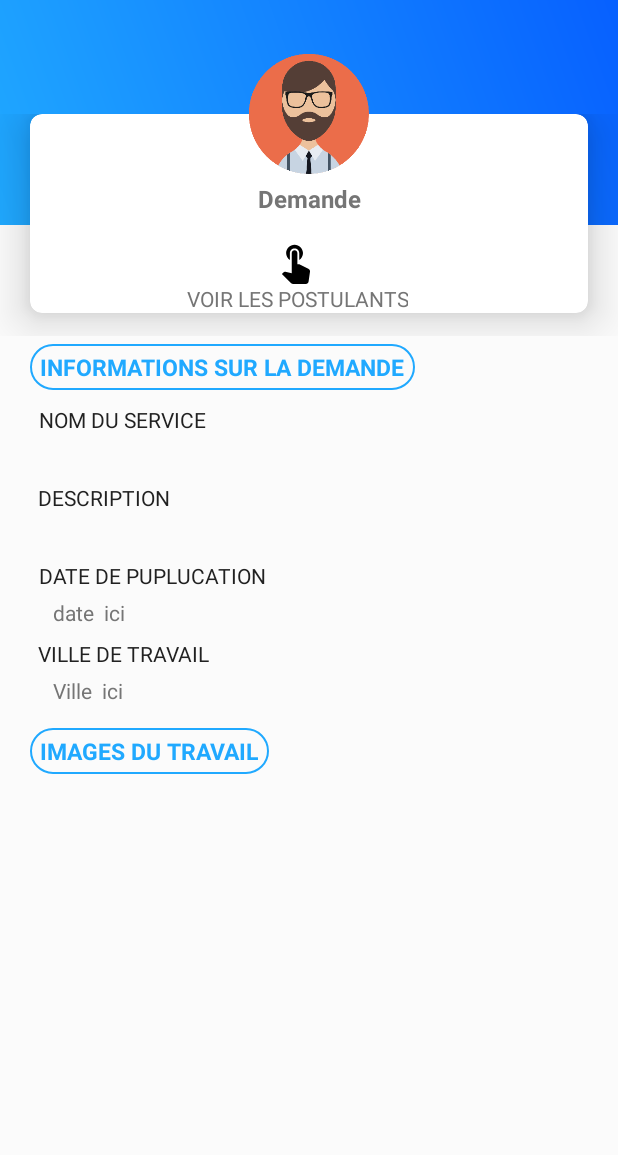
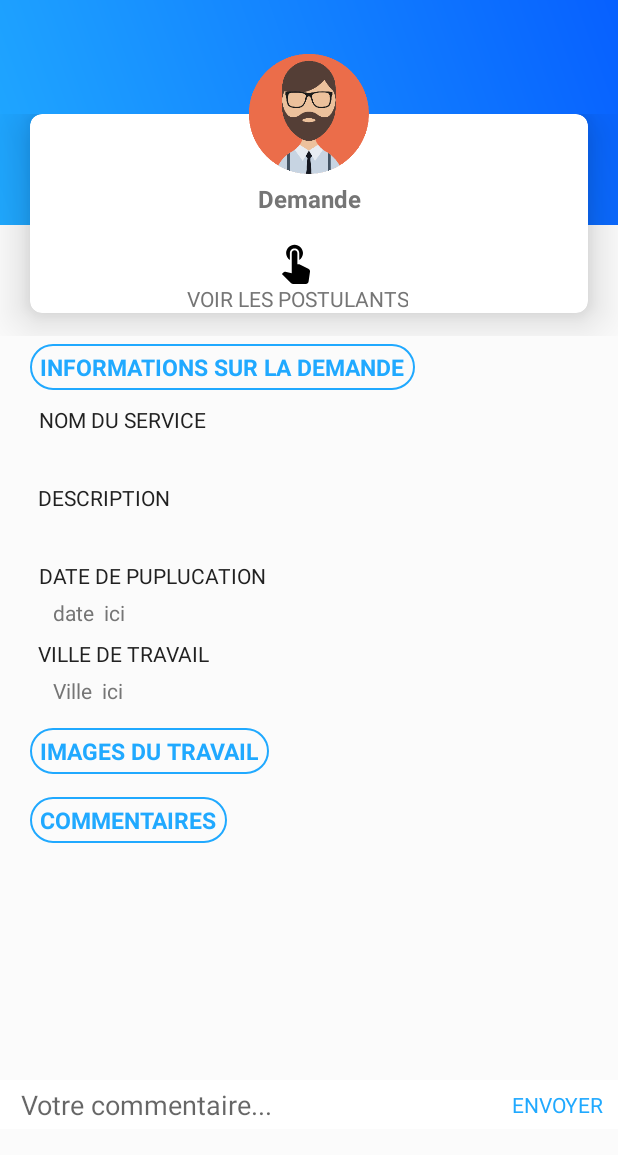
Before and after one commit to MejdaouiSoufiane/ServicesDeMaintenance, an Android app: the DetailDemandeClt screen opened directly, with no data from a screen before it, on a phone screen of 412 x 824 dp. Shown: the top 1155 px of the screen. Run offline under Robolectric (Android 15) with nearby library versions, the phone set to English and light mode, and no system bars; our stand-ins replace Firebase (no records; nobody signed in at launch, a user with empty details on screens opened directly), Picasso; plain views replace RoundedImageView; 1 statement that could not run was skipped.

Commit message:
commentaires coté client

```diff
--- a/app/build.gradle
+++ b/app/build.gradle
@@ -60,5 +60,8 @@ dependencies {
     //noinspection GradleCompatible
     implementation 'com.android.support:support-v4:27.0.2'
 
+    //circleimageview
+    implementation 'de.hdodenhof:circleimageview:3.1.0'
+
 
 }
--- a/app/src/main/java/com/mejdaoui/servicesdemaintenance/Activity/DetailDemandeClt.java
+++ b/app/src/main/java/com/mejdaoui/servicesdemaintenance/Activity/DetailDemandeClt.java
@@ -10,22 +10,34 @@ import android.os.Bundle;
 import android.view.LayoutInflater;
 import android.view.View;
 import android.view.ViewGroup;
+import android.widget.EditText;
+import android.widget.ImageButton;
+import android.widget.ImageView;
 import android.widget.TextView;
+import android.widget.Toast;
 
 import com.firebase.ui.database.FirebaseRecyclerAdapter;
 import com.firebase.ui.database.FirebaseRecyclerOptions;
+import com.google.firebase.auth.FirebaseAuth;
+import com.google.firebase.auth.FirebaseUser;
 import com.google.firebase.database.DataSnapshot;
 import com.google.firebase.database.DatabaseError;
 import com.google.firebase.database.DatabaseReference;
 import com.google.firebase.database.FirebaseDatabase;
 import com.google.firebase.database.ValueEventListener;
+import com.mejdaoui.servicesdemaintenance.Adapter.CommentAdapter;
+import com.mejdaoui.servicesdemaintenance.Adapter.DemandeAdapter;
 import com.mejdaoui.servicesdemaintenance.ListFonct;
+import com.mejdaoui.servicesdemaintenance.Model.Comment;
 import com.mejdaoui.servicesdemaintenance.Model.Demande;
 import com.mejdaoui.servicesdemaintenance.R;
 import com.mejdaoui.servicesdemaintenance.ViewHolder.DemandeDetailHolder;
 import com.squareup.picasso.Picasso;
 
+import java.util.ArrayList;
 import java.util.Date;
+import java.util.HashMap;
+import java.util.List;
 
 public class DetailDemandeClt extends AppCompatActivity {
 
@@ -37,11 +49,32 @@ public class DetailDemandeClt extends AppCompatActivity {
     private DatabaseReference databaseReference, dbref;
     private TextView post ;
     private String id;
+    private FirebaseUser user;
+
+    //for commments
+    private RecyclerView cRecyclerView;
+    private CommentAdapter commentAdapter;
+    private List<Comment> commentList;
+    EditText addComment;
+    ImageView image_profile;
+    TextView envoyer;
+    String postid;
+    String publisherid;
+
+   // RecyclerView recyclerView;
+    ImageButton imageButton;
+    ArrayList<Demande> demandeList;
+    DatabaseReference reference;
+    DemandeAdapter adapterd;
+   // FirebaseUser user;
+    String uid_user, type;
 
     @Override
     protected void onCreate(Bundle savedInstanceState) {
         super.onCreate(savedInstanceState);
         setContentView(R.layout.activity_detail_demande_clt);
+
+        user = FirebaseAuth.getInstance().getCurrentUser();
 
         post = (TextView) this.findViewById(R.id.post);
 
@@ -111,6 +144,80 @@ public class DetailDemandeClt extends AppCompatActivity {
             }
         };
         recyclerView.setAdapter(adapter);
+
+        commenter();
+    }
+
+    private void commenter() {
+        cRecyclerView = findViewById(R.id.recyclerHorizComments);
+        cRecyclerView.setHasFixedSize(true);
+
+        LinearLayoutManager linearLayoutManager = new LinearLayoutManager(this);
+        cRecyclerView.setLayoutManager(linearLayoutManager);
+        commentList = new ArrayList<>();
+
+        commentAdapter = new CommentAdapter(this,commentList);
+        cRecyclerView.setAdapter(commentAdapter);
+
+        addComment = findViewById(R.id.add_comment);
+        image_profile = findViewById(R.id.image_profile);
+        envoyer = findViewById(R.id.envoyer);
+
+
+
+        postid = id;
+        if (user != null) {
+            publisherid = user.getUid();
+        }
+
+        envoyer.setOnClickListener(new View.OnClickListener() {
+            @Override
+            public void onClick(View v) {
+                if (addComment.getText().toString().equals("")){
+                    Toast.makeText(DetailDemandeClt.this,"\n" +
+                            "vous ne pouvez pas envoyer un commentaire vide",Toast.LENGTH_SHORT).show();
+                }else {
+                    addComment();
+                }
+            }
+        });
+
+        readComments();
+        Toast.makeText(DetailDemandeClt.this,"here",Toast.LENGTH_SHORT).show();
+
+    }
+    private void addComment(){
+        DatabaseReference reference = FirebaseDatabase.getInstance().getReference("Comments").child(id);
+        HashMap<String,Object> hashMap = new HashMap<>();
+        hashMap.put("comment",addComment.getText().toString());
+        hashMap.put("publisher",publisherid);
+
+        reference.push().setValue(hashMap);
+        addComment.setText("");
+    }
+
+    private void readComments(){
+        DatabaseReference reference = FirebaseDatabase.getInstance().getReference("Comments").child(id);
+
+        reference.addValueEventListener(new ValueEventListener() {
+            @Override
+            public void onDataChange(DataSnapshot dataSnapshot) {
+                commentList.clear();
+                for (DataSnapshot snapshot : dataSnapshot.getChildren()){
+                    Comment comment = snapshot.getValue(Comment.class);
+                    commentList.add(comment);
+
+                }
+
+                commentAdapter.notifyDataSetChanged();
+            }
+
+
+            @Override
+            public void onCancelled(DatabaseError databaseError) {
+
+            }
+        });
     }
 
 }
--- a/app/src/main/java/com/mejdaoui/servicesdemaintenance/Adapter/DemandeAdapter.java
+++ b/app/src/main/java/com/mejdaoui/servicesdemaintenance/Adapter/DemandeAdapter.java
@@ -31,6 +31,12 @@ public class DemandeAdapter  extends RecyclerView.Adapter<DemandeAdapter.ViewHol
         mContext = context;
         mList = list;
         mactivity = activity;
+    }
+
+    public DemandeAdapter(Context context, ArrayList<Demande> list){
+        mContext = context;
+        mList = list;
+      //  mactivity = activity;
     }
 
     @Override
--- a/app/src/main/res/layout/activity_detail_demande_clt.xml
+++ b/app/src/main/res/layout/activity_detail_demande_clt.xml
@@ -1,5 +1,5 @@
 <?xml version="1.0" encoding="utf-8"?>
-<androidx.core.widget.NestedScrollView xmlns:android="http://schemas.android.com/apk/res/android"
+<ScrollView xmlns:android="http://schemas.android.com/apk/res/android"
     xmlns:tools="http://schemas.android.com/tools"
     android:layout_width="match_parent"
     android:layout_height="match_parent"
@@ -284,8 +284,84 @@
             </LinearLayout>
 
         </HorizontalScrollView>
+        <TextView
+            android:id="@+id/comment"
+            android:background="@drawable/dd_info_backgroud"
+            android:layout_width="wrap_content"
+            android:layout_height="wrap_content"
+            android:layout_marginTop="7dp"
+            android:layout_marginStart="20dp"
+            android:text="Commentaires"
+            android:textColor="@color/colorPrimary"
+            android:textAllCaps="true"
+            android:textSize="15sp"
+            android:textStyle="bold"
+            app:layout_constraintStart_toStartOf="parent"
+            app:layout_constraintTop_toBottomOf="@id/dd_images"/>
 
+
+        <HorizontalScrollView
+            android:id="@+id/dd_comment"
+            android:layout_width="match_parent"
+            android:layout_height="150dp"
+            android:overScrollMode="never"
+            android:scrollbars="none"
+            app:layout_constraintTop_toBottomOf="@id/comment"
+            android:layout_marginTop="8dp">
+
+            <LinearLayout
+                android:layout_width="match_parent"
+                android:layout_height="150dp"
+                >
+                <androidx.recyclerview.widget.RecyclerView
+                    android:layout_width="match_parent"
+                    android:layout_height="wrap_content"
+                    android:id="@+id/recyclerHorizComments"
+                    app:layout_constraintTop_toBottomOf="@id/comment"
+                    android:orientation="horizontal"/>
+
+            </LinearLayout>
+
+        </HorizontalScrollView>
+        <RelativeLayout
+            android:layout_width="match_parent"
+            android:layout_height="wrap_content"
+            android:id="@+id/bottom"
+            android:background="#fff"
+            android:padding="4dp"
+            android:layout_alignParentBottom="true"
+            app:layout_constraintTop_toBottomOf="@id/dd_comment">
+
+            <EditText
+                android:layout_width="match_parent"
+                android:layout_height="wrap_content"
+                android:hint="Votre commentaire..."
+                android:id="@+id/add_comment"
+                android:layout_centerVertical="true"
+                android:layout_marginStart="10dp"
+                android:layout_marginEnd="10dp"
+                android:background="@android:color/transparent"
+                android:layout_toLeftOf="@+id/envoyer"
+                />
+            <TextView
+                android:layout_width="wrap_content"
+                android:layout_height="wrap_content"
+                android:id="@+id/envoyer"
+                android:text="ENVOYER"
+                android:layout_marginEnd="5dp"
+                android:layout_alignParentEnd="true"
+                android:layout_centerVertical="true"
+                android:textColor="@color/colorPrimary"/>
+
+        </RelativeLayout>
+
+        <androidx.recyclerview.widget.RecyclerView
+            android:layout_width="match_parent"
+            android:layout_height="wrap_content"
+            android:id="@+id/recyclerHorizCom"
+            app:layout_constraintTop_toBottomOf="@id/bottom"
+            android:orientation="horizontal"/>
 
     </androidx.constraintlayout.widget.ConstraintLayout>
 
-</androidx.core.widget.NestedScrollView>
+</ScrollView>
```
Also changed, not shown: app/src/main/AndroidManifest.xml (+9 -21 lines), app/src/main/java/com/mejdaoui/servicesdemaintenance/Activity/CommentsActivity.java (added, +122 -0 lines), app/src/main/java/com/mejdaoui/servicesdemaintenance/Adapter/CommentAdapter.java (added, +120 -0 lines), app/src/main/java/com/mejdaoui/servicesdemaintenance/Model/Comment.java (added, +38 -0 lines), app/src/main/res/layout/activity_comments.xml (added, +56 -0 lines), app/src/main/res/layout/comment_item.xml (added, +34 -0 lines).
